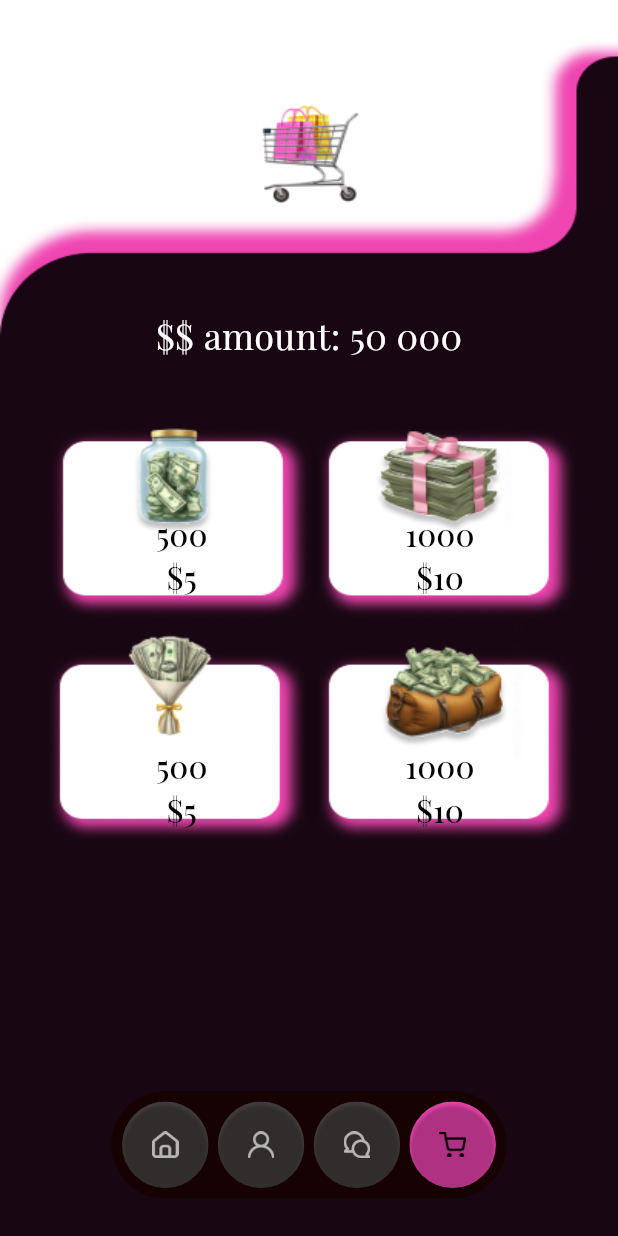
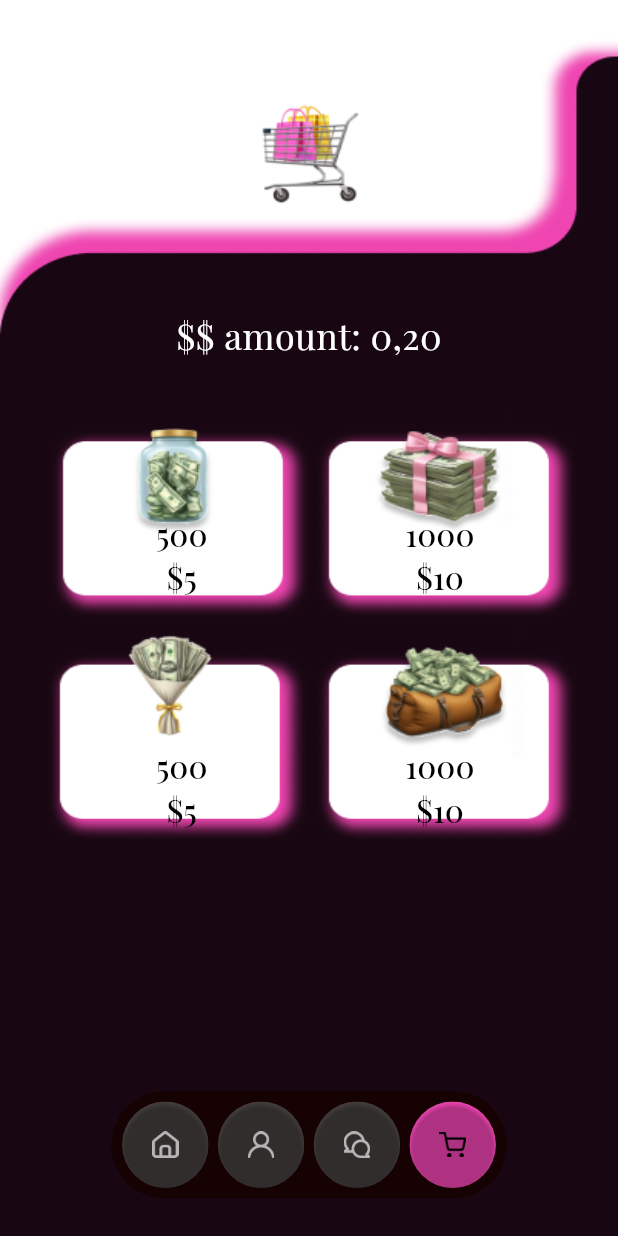
Before and after one commit to MaxDelissen/ObeyPay, a Flutter app: the screen it shows after launch, item 4 of the bottom bar chosen, on a phone screen of 412 x 824 dp. Run offline on Flutter 3.47's test engine with Material 3 defaults, Android fonts, the phone set to English and light mode, and no system bars; our stand-ins replace audioplayers, flutter_card_swiper, flutter_local_notifications, flutter_svg; network calls fail; project files that could hold a hidden picture were left out.

Commit message:
more user changes (video)

```diff
--- a/lib/screens/store_page.dart
+++ b/lib/screens/store_page.dart
@@ -18,7 +18,7 @@ class StorePage extends StatelessWidget {
         children: [
           SizedBox(height: screenHeight * 0.25),
            Text(
-            '\$\$ amount: 50 000',
+            '\$\$ amount: 0,20',
             style: TextStyle(fontSize: 24, color: Colors.white),
           ),
           SizedBox(height: screenHeight * 0.065),
--- a/lib/utils/demo_users.dart
+++ b/lib/utils/demo_users.dart
@@ -38,7 +38,7 @@ final List<User> DemoUsers = [
     profilePictureUrl:
     "https://www.askinclinic.co.uk/wp-content/uploads/2020/02/Beautiful-Woman-11-scaled.jpg",
     monthlyCap: "400",
-    totalSpent: "send pictures",
+    totalSpent: "pictures",
   ),
   User(
     id: 4,
--- a/lib/widgets/home_page_widgets/user_card.dart
+++ b/lib/widgets/home_page_widgets/user_card.dart
@@ -42,8 +42,7 @@ class UserCard extends StatelessWidget {
                 color: Colors.white,
               ),
             ),
-            Text(
-              user.age!.toString(),
+            Text("Age: ${user.age!.toString()}",
               style: TextStyle(
                 fontSize: screenWidth * 0.04, // Scaled font size
                 fontWeight: FontWeight.w600,
```
